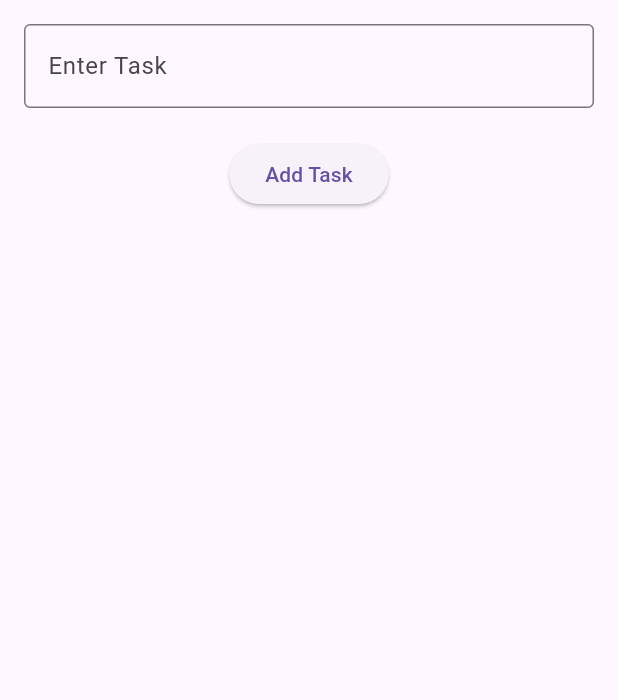
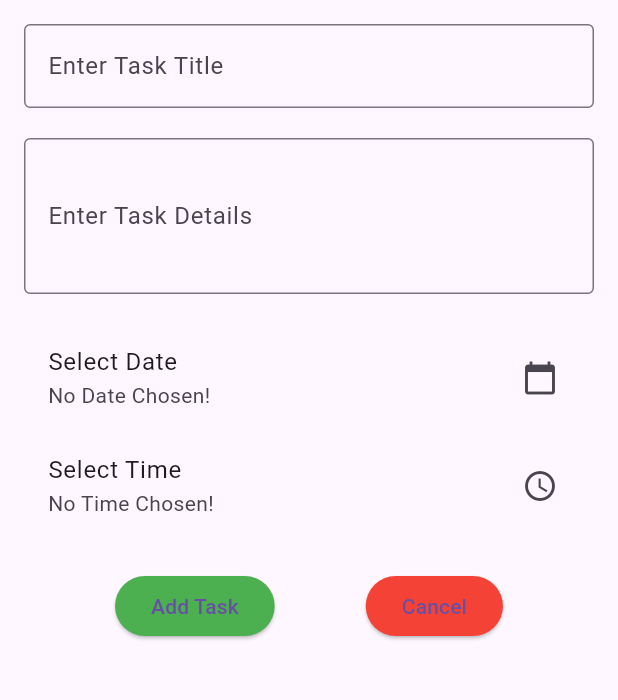
Before and after one commit to ReymaNabilla/AplikasiToDoList, a Flutter app: the HomePage screen opened directly, after a tap on the "add circle outline" icon, on a phone screen of 412 x 824 dp, the part 84-784 px from its top. Run offline on Flutter 3.47's test engine with Material 3 defaults, Android fonts, the phone set to English and light mode, and no system bars.

```diff
--- a/lib/halamanTambahTugas.dart
+++ /dev/null
@@ -1,217 +0,0 @@
-import 'package:flutter/material.dart';
-
-void main() {
-  runApp(const MyApp());
-}
-
-class MyApp extends StatelessWidget {
-  const MyApp({super.key});
-
-  @override
-  Widget build(BuildContext context) {
-    return MaterialApp(
-      debugShowCheckedModeBanner: false,
-      title: 'To Do List App',
-      theme: ThemeData(
-        primarySwatch: Colors.blue,
-      ),
-      home: const SplashScreen(),
-    );
-  }
-}
-
-// Halaman Splash Screen yang muncul beberapa detik sebelum beranda
-class SplashScreen extends StatefulWidget {
-  const SplashScreen({super.key});
-
-  @override
-  _SplashScreenState createState() => _SplashScreenState();
-}
-
-class _SplashScreenState extends State<SplashScreen> {
-  @override
-  void initState() {
-    super.initState();
-    Future.delayed(const Duration(seconds: 3), () {
-      Navigator.pushReplacement(
-        context,
-        MaterialPageRoute(builder: (context) => const HomePage()),
-      );
-    });
-  }
-
-  @override
-  Widget build(BuildContext context) {
-    return Scaffold(
-      backgroundColor: Colors.white,
-      body: Center(
-        child: Column(
-          mainAxisAlignment: MainAxisAlignment.center,
-          children: [
-            Container(
-              width: 120,
-              height: 120,
-              decoration: const BoxDecoration(
-                image: DecorationImage(
-                  image: AssetImage('assets/todolist_icon.png'),
-                  fit: BoxFit.contain,
-                ),
-              ),
-            ),
-            const SizedBox(height: 20),
-            const Text(
-              'TO DO LIST',
-              style: TextStyle(
-                fontSize: 24,
-                fontWeight: FontWeight.bold,
-                color: Colors.black,
-              ),
-            ),
-          ],
-        ),
-      ),
-    );
-  }
-}
-
-// Halaman beranda dengan daftar tugas
-class HomePage extends StatefulWidget {
-  const HomePage({super.key});
-
-  @override
-  _HomePageState createState() => _HomePageState();
-}
-
-class _HomePageState extends State<HomePage> {
-  // List to-do yang akan ditampilkan di halaman beranda
-  List<String> tasks = ['Mobile Programming'];
-
-  @override
-  Widget build(BuildContext context) {
-    return Scaffold(
-      appBar: AppBar(
-        title: const Text('List of Activities'),
-        backgroundColor: Colors.white,
-        elevation: 0,
-        centerTitle: true,
-        titleTextStyle: const TextStyle(
-          fontWeight: FontWeight.bold,
-          fontSize: 24,
-          color: Colors.black,
-        ),
-      ),
-      body: Padding(
-        padding: const EdgeInsets.all(16.0),
-        child: Column(
-          children: [
-            Expanded(
-              child: ListView.builder(
-                itemCount: tasks.length,
-                itemBuilder: (context, index) {
-                  return Padding(
-                    padding: const EdgeInsets.only(bottom: 16.0),
-                    child: Container(
-                      padding: const EdgeInsets.symmetric(horizontal: 16.0),
-                      decoration: BoxDecoration(
-                        color: Colors.pink[100],
-                        borderRadius: BorderRadius.circular(10),
-                      ),
-                      child: Row(
-                        children: [
-                          Checkbox(
-                            value: index == 0 ? true : false,
-                            onChanged: (value) {
-                              setState(() {});
-                            },
-                          ),
-                          Text(
-                            tasks[index],
-                            style: const TextStyle(
-                              fontSize: 18,
-                              fontWeight: FontWeight.bold,
-                            ),
-                          ),
-                        ],
-                      ),
-                    ),
-                  );
-                },
-              ),
-            ),
-            Container(
-              alignment: Alignment.bottomCenter,
-              child: IconButton(
-                onPressed: () {
-                  _navigateToAddTaskScreen(context);
-                },
-                icon: const Icon(Icons.add_circle_outline),
-                iconSize: 60,
-                color: Colors.black,
-              ),
-            ),
-          ],
-        ),
-      ),
-    );
-  }
-
-  // Navigasi ke halaman tambah tugas (akan diimplementasikan)
-  void _navigateToAddTaskScreen(BuildContext context) {
-    Navigator.push(
-      context,
-      MaterialPageRoute(builder: (context) => const AddTaskPage()),
-    );
-  }
-}
-
-// Halaman tambah tugas (Make a To-Do List)
-class AddTaskPage extends StatefulWidget {
-  const AddTaskPage({super.key});
-
-  @override
-  _AddTaskPageState createState() => _AddTaskPageState();
-}
-
-class _AddTaskPageState extends State<AddTaskPage> {
-  final TextEditingController _taskController = TextEditingController();
-
-  @override
-  Widget build(BuildContext context) {
-    return Scaffold(
-      appBar: AppBar(
-        title: const Text('MAKE A TO-DO LIST'),
-        backgroundColor: Colors.white,
-        titleTextStyle: const TextStyle(
-          fontWeight: FontWeight.bold,
-          fontSize: 24,
-          color: Colors.black,
-        ),
-        centerTitle: true,
-      ),
-      body: Padding(
-        padding: const EdgeInsets.all(16.0),
-        child: Column(
-          children: [
-            TextField(
-              controller: _taskController,
-              decoration: const InputDecoration(
-                labelText: 'Enter Task',
-                border: OutlineInputBorder(),
-              ),
-            ),
-            const SizedBox(height: 20),
-            ElevatedButton(
-              onPressed: () {
-                if (_taskController.text.isNotEmpty) {
-                  // Kirim tugas yang ditambahkan ke halaman sebelumnya
-                  Navigator.pop(context, _taskController.text);
-                }
-              },
-              child: const Text('Add Task'),
-            ),
-          ],
-        ),
-      ),
-    );
-  }
-}
--- a/lib/main.dart
+++ b/lib/main.dart
@@ -1,4 +1,5 @@
 import 'package:flutter/material.dart';
+import 'package:intl/intl.dart';
 
 void main() {
   runApp(const MyApp());
@@ -20,7 +21,6 @@ class MyApp extends StatelessWidget {
   }
 }
 
-// Halaman Splash Screen yang muncul beberapa detik sebelum beranda
 class SplashScreen extends StatefulWidget {
   const SplashScreen({super.key});
 
@@ -74,7 +74,6 @@ class _SplashScreenState extends State<SplashScreen> {
   }
 }
 
-// Halaman beranda dengan daftar tugas
 class HomePage extends StatefulWidget {
   const HomePage({super.key});
 
@@ -83,8 +82,21 @@ class HomePage extends StatefulWidget {
 }
 
 class _HomePageState extends State<HomePage> {
-  // List to-do yang akan ditampilkan di halaman beranda
-  List<String> tasks = ['Mobile Programming'];
+  List<Map<String, dynamic>> tasks = [];
+
+  @override
+  void initState() {
+    super.initState();
+    // Menambahkan tugas default untuk testing
+    tasks.add({
+      'title': 'Mobile Programming',
+      'details': 'Learn Flutter for mobile development.',
+      'date': DateTime(2024, 10, 10), // Menggunakan DateTime
+      'time': TimeOfDay(hour: 10, minute: 0), // Menggunakan TimeOfDay
+      'isChecked': false, // Status checkbox
+    });
+    _checkTaskStatus(); // Cek status tugas saat inisialisasi
+  }
 
   @override
   Widget build(BuildContext context) {
@@ -111,24 +123,51 @@ class _HomePageState extends State<HomePage> {
                   return Padding(
                     padding: const EdgeInsets.only(bottom: 16.0),
                     child: Container(
-                      padding: const EdgeInsets.symmetric(horizontal: 16.0),
                       decoration: BoxDecoration(
                         color: Colors.pink[100],
                         borderRadius: BorderRadius.circular(10),
                       ),
-                      child: Row(
-                        children: [
-                          Checkbox(
-                            value: index == 0 ? true : false,
+                      child: ExpansionTile(
+                        leading: Checkbox(
+                          value: tasks[index]['isChecked'], // Status checkbox
                           onChanged: (value) {
-                              setState(() {});
+                            setState(() {
+                              tasks[index]['isChecked'] = value!;
+                            });
                           },
                         ),
-                          Text(
-                            tasks[index],
+                        title: Text(
+                          tasks[index]['title']!,
                           style: const TextStyle(
                             fontSize: 18,
                             fontWeight: FontWeight.bold,
+                          ),
+                        ),
+                        subtitle: Text(
+                          '${DateFormat.yMd().format(tasks[index]['date'])} at ${tasks[index]['time']!.format(context)}',
+                        ),
+                        children: [
+                          Container(
+                            padding: const EdgeInsets.all(16.0),
+                            color: Colors.pink[50],
+                            child: Row(
+                              mainAxisAlignment: MainAxisAlignment.spaceBetween,
+                              children: [
+                                Expanded(
+                                  child: Text(
+                                    tasks[index]['details']!,
+                                    style: const TextStyle(fontSize: 16),
+                                  ),
+                                ),
+                                IconButton(
+                                  icon: const Icon(Icons.delete),
+                                  onPressed: () {
+                                    setState(() {
+                                      tasks.removeAt(index);
+                                    });
+                                  },
+                                ),
+                              ],
                             ),
                           ),
                         ],
@@ -155,16 +194,40 @@ class _HomePageState extends State<HomePage> {
     );
   }
 
-  // Navigasi ke halaman tambah tugas (akan diimplementasikan)
-  void _navigateToAddTaskScreen(BuildContext context) {
-    Navigator.push(
+  void _navigateToAddTaskScreen(BuildContext context) async {
+    final newTask = await Navigator.push(
       context,
       MaterialPageRoute(builder: (context) => const AddTaskPage()),
     );
+
+    if (newTask != null) {
+      setState(() {
+        tasks.add(newTask);
+      });
+      _checkTaskStatus(); // Periksa status setelah menambahkan tugas baru
     }
   }
 
-// Halaman tambah tugas (Make a To-Do List)
+  // Fungsi untuk memeriksa status tugas
+  void _checkTaskStatus() {
+    final now = DateTime.now();
+    for (var task in tasks) {
+      DateTime taskDateTime = DateTime(
+        task['date'].year,
+        task['date'].month,
+        task['date'].day,
+        task['time'].hour,
+        task['time'].minute,
+      );
+
+      if (taskDateTime.isBefore(now)) {
+        task['isChecked'] = true; // Centang tugas jika sudah terlewat
+      }
+    }
+  }
+}
+
+// Halaman tambah tugas
 class AddTaskPage extends StatefulWidget {
   const AddTaskPage({super.key});
 
@@ -173,7 +236,10 @@ class AddTaskPage extends StatefulWidget {
 }
 
 class _AddTaskPageState extends State<AddTaskPage> {
-  final TextEditingController _taskController = TextEditingController();
+  final TextEditingController _taskTitleController = TextEditingController();
+  final TextEditingController _taskDetailsController = TextEditingController();
+  DateTime? _selectedDate;
+  TimeOfDay? _selectedTime;
 
   @override
   Widget build(BuildContext context) {
@@ -193,25 +259,108 @@ class _AddTaskPageState extends State<AddTaskPage> {
         child: Column(
           children: [
             TextField(
-              controller: _taskController,
+              controller: _taskTitleController,
               decoration: const InputDecoration(
-                labelText: 'Enter Task',
+                labelText: 'Enter Task Title',
                 border: OutlineInputBorder(),
               ),
             ),
             const SizedBox(height: 20),
+            TextField(
+              controller: _taskDetailsController,
+              decoration: const InputDecoration(
+                labelText: 'Enter Task Details',
+                border: OutlineInputBorder(),
+              ),
+              maxLines: 3,
+            ),
+            const SizedBox(height: 20),
+            ListTile(
+              title: const Text('Select Date'),
+              subtitle: Text(
+                _selectedDate == null
+                    ? 'No Date Chosen!'
+                    : DateFormat.yMd().format(_selectedDate!),
+              ),
+              trailing: const Icon(Icons.calendar_today),
+              onTap: _pickDate,
+            ),
+            ListTile(
+              title: const Text('Select Time'),
+              subtitle: Text(
+                _selectedTime == null
+                    ? 'No Time Chosen!'
+                    : _selectedTime!.format(context),
+              ),
+              trailing: const Icon(Icons.access_time),
+              onTap: _pickTime,
+            ),
+            const SizedBox(height: 20),
+            Row(
+              mainAxisAlignment: MainAxisAlignment.spaceEvenly,
+              children: [
                 ElevatedButton(
                   onPressed: () {
-                if (_taskController.text.isNotEmpty) {
-                  // Kirim tugas yang ditambahkan ke halaman sebelumnya
-                  Navigator.pop(context, _taskController.text);
+                    if (_taskTitleController.text.isNotEmpty &&
+                        _taskDetailsController.text.isNotEmpty &&
+                        _selectedDate != null &&
+                        _selectedTime != null) {
+                      Navigator.pop(context, {
+                        'title': _taskTitleController.text,
+                        'details': _taskDetailsController.text,
+                        'date': _selectedDate!,
+                        'time': _selectedTime!,
+                        'isChecked': false, // Status default
+                      });
                     }
                   },
+                  style: ElevatedButton.styleFrom(
+                    backgroundColor: Colors.green,
+                  ),
                   child: const Text('Add Task'),
+                ),
+                ElevatedButton(
+                  onPressed: () {
+                    Navigator.pop(context);
+                  },
+                  style: ElevatedButton.styleFrom(
+                    backgroundColor: Colors.red,
+                  ),
+                  child: const Text('Cancel'),
+                ),
+              ],
             ),
           ],
         ),
       ),
     );
   }
+
+  Future<void> _pickDate() async {
+    final DateTime? selectedDate = await showDatePicker(
+      context: context,
+      initialDate: _selectedDate ?? DateTime.now(),
+      firstDate: DateTime.now(),
+      lastDate: DateTime(DateTime.now().year + 5),
+    );
+
+    if (selectedDate != null) {
+      setState(() {
+        _selectedDate = selectedDate;
+      });
     }
+  }
+
+  Future<void> _pickTime() async {
+    final TimeOfDay? selectedTime = await showTimePicker(
+      context: context,
+      initialTime: _selectedTime ?? TimeOfDay.now(),
+    );
+
+    if (selectedTime != null) {
+      setState(() {
+        _selectedTime = selectedTime;
+      });
+    }
+  }
+}
--- a/pubspec.yaml
+++ b/pubspec.yaml
@@ -30,6 +30,8 @@ environment:
 dependencies:
   flutter:
     sdk: flutter
+  intl: ^0.17.0
+
 
 
   # The following adds the Cupertino Icons font to your application.
@@ -59,8 +61,8 @@ flutter:
   uses-material-design: true
 
   # To add assets to your application, add an assets section, like this:
-  # assets:
-  #   - images/a_dot_burr.jpeg
+  assets:
+     - assets/todolist_icon.png
   #   - images/a_dot_ham.jpeg
 
   # An image asset can refer to one or more resolution-specific "variants", see
```
Also changed, not shown: pubspec.lock. Lines whose indentation alone changed are shown as unchanged.
